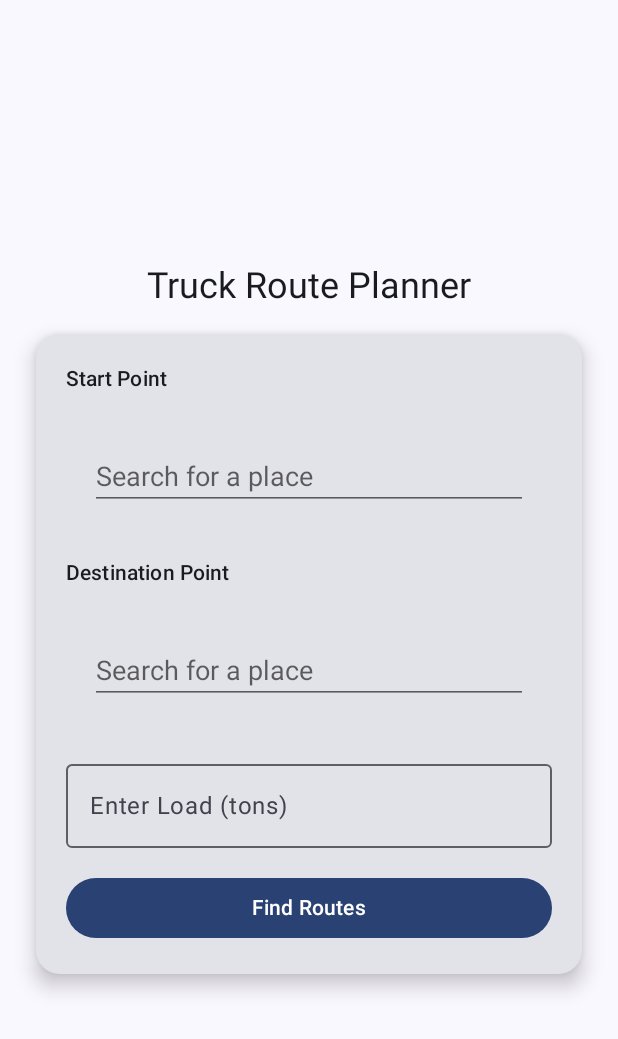
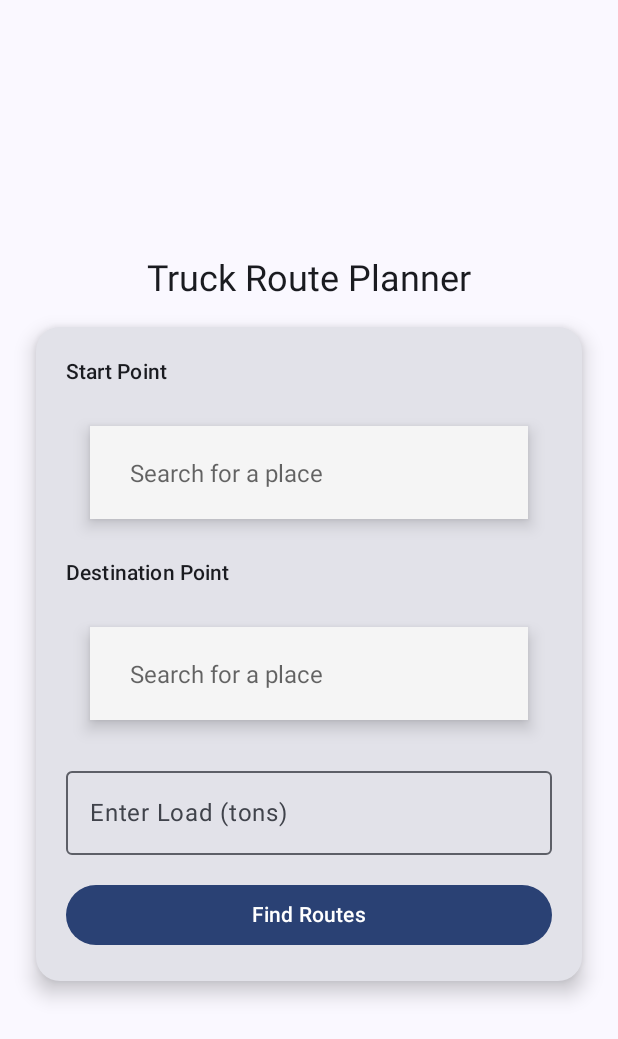
Before and after one commit to tangent248/truck_routes, an Android app built with Jetpack Compose: the Home screen opened through its navigation route, on a phone screen of 412 x 824 dp. Shown: the top 1039 px of the screen. Run offline under Robolectric (Android 15) with nearby library versions, the light colour scheme and no system bars; 3 statements that could not run were skipped.

Commit message:
.
Signed-off-by: tangent_248 <abhishekkumar355ak@gmail.com>

```diff
--- a/app/src/main/java/com/group_7/truck_routes/components/SearchBar.kt
+++ b/app/src/main/java/com/group_7/truck_routes/components/SearchBar.kt
@@ -22,39 +22,44 @@ fun SearchBar(
     modifier: Modifier = Modifier,
     onPlaceSelected: (String) -> Unit
 ) {
-    // Determine the appropriate text color based on the current theme
     val textColor = if (isSystemInDarkTheme()) Color.White else Color.Black
+    val backgroundColor = if (isSystemInDarkTheme()) Color(0xFF2C2C2C) else Color(0xFFF5F5F5)
 
-    // Use AndroidView to integrate an Android View (AutoCompleteTextView) into Jetpack Compose
     AndroidView(
         factory = { context ->
             AutoCompleteTextView(context).apply {
-                hint = "Search for a place" // Set the hint text for the search bar
+                hint = "Search for a place"
 
-                // Set the text color and hint text color based on the current theme
+                // Style
                 setTextColor(textColor.toArgb())
-                setHintTextColor(textColor.copy(alpha = 0.6f).toArgb()) // Set hint text color with some transparency
+                setHintTextColor(textColor.copy(alpha = 0.6f).toArgb())
+                background = context.getDrawable(android.R.drawable.edit_text)
+                setBackgroundColor(backgroundColor.toArgb()) // ✅ Now used
+                setPadding(40, 30, 40, 30)
+                textSize = 16f
+                elevation = 10f
 
-                // Set the layout params to ensure the view takes up the full width
                 layoutParams = ViewGroup.LayoutParams(
                     ViewGroup.LayoutParams.MATCH_PARENT,
                     ViewGroup.LayoutParams.WRAP_CONTENT
                 )
 
-                // Initialize the Places API and the Autocomplete Adapter
-                val autocompleteAdapter = ArrayAdapter<String>(context, android.R.layout.simple_dropdown_item_1line)
+                val autocompleteAdapter = ArrayAdapter<String>(
+                    context,
+                    android.R.layout.simple_dropdown_item_1line
+                )
                 val placesClient = Places.createClient(context)
-                val autocompleteSessionToken = AutocompleteSessionToken.newInstance()
+                val sessionToken = AutocompleteSessionToken.newInstance()
 
-                // Add a text change listener to capture and handle the user's input
                 addTextChangedListener(object : android.text.TextWatcher {
                     override fun beforeTextChanged(s: CharSequence?, start: Int, count: Int, after: Int) {}
+                    override fun afterTextChanged(s: android.text.Editable?) {}
 
                     override fun onTextChanged(s: CharSequence?, start: Int, before: Int, count: Int) {
-                        val query = s?.toString() ?: ""
+                        val query = s?.toString() ?: return
                         if (query.isNotEmpty()) {
                             val request = FindAutocompletePredictionsRequest.builder()
-                                .setSessionToken(autocompleteSessionToken)
+                                .setSessionToken(sessionToken)
                                 .setQuery(query)
                                 .build()
 
@@ -68,24 +73,18 @@ fun SearchBar(
                                 }
                         }
                     }
-
-                    override fun afterTextChanged(s: android.text.Editable?) {}
                 })
 
-                // Set the adapter to the AutoCompleteTextView to display suggestions
                 setAdapter(autocompleteAdapter)
 
-                // Set an item click listener to handle when the user selects a suggestion
                 setOnItemClickListener { _, _, position, _ ->
                     val selectedPlace = autocompleteAdapter.getItem(position) ?: return@setOnItemClickListener
-
-                    // Call the callback function to handle the selected place
                     onPlaceSelected(selectedPlace)
                 }
             }
         },
-        modifier = modifier // Apply the passed modifier to the AutoCompleteTextView
-            .fillMaxWidth() // Make sure the composable fills the maximum width available
-            .padding(16.dp) //  Add padding to the search bar
+        modifier = modifier
+            .fillMaxWidth()
+            .padding(horizontal = 16.dp, vertical = 10.dp)
     )
 }
```
